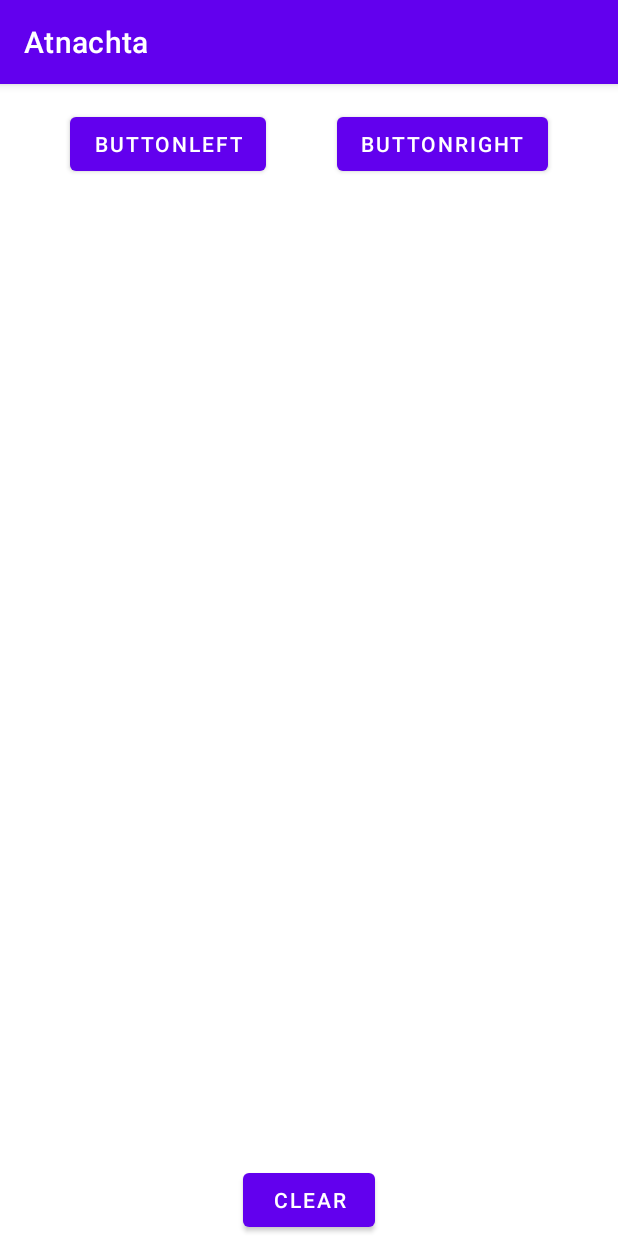
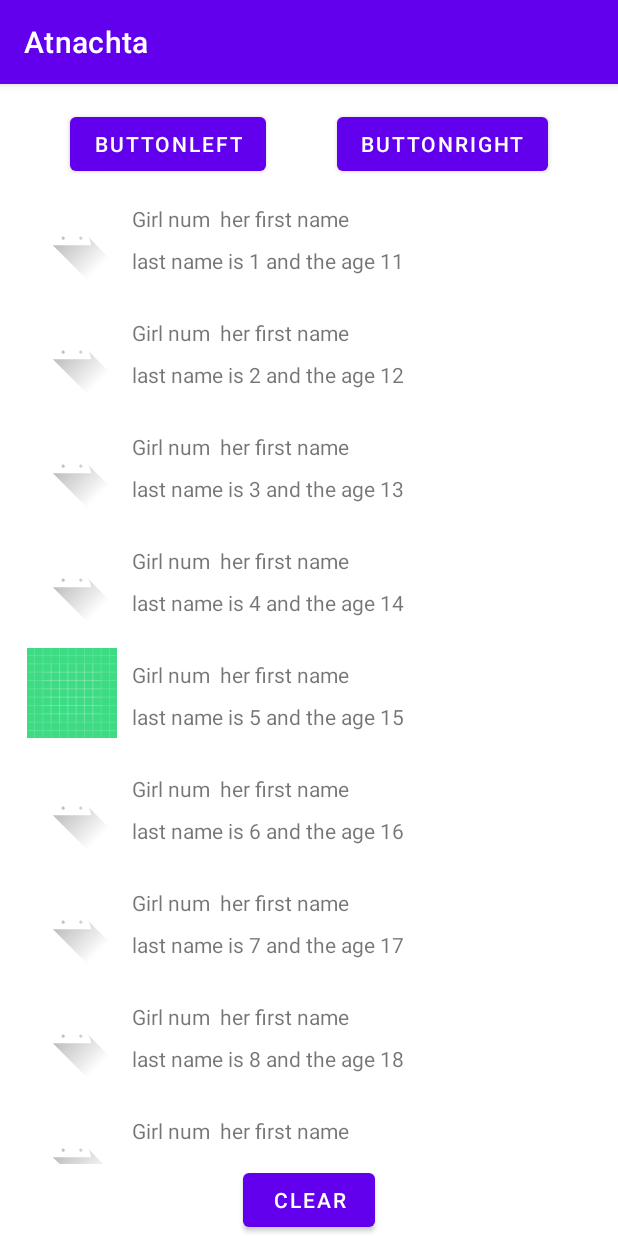
Before and after one commit to eyal-kaufman/AtnachtaApp, an Android app: the fragment RecycleSearch shown on its own in the app's theme, on a phone screen of 412 x 824 dp. Run offline under Robolectric (Android 15) with nearby library versions, the phone set to English and light mode, and no system bars; our stand-ins replace data binding.

Commit message:
succeed creating a demo for recycleview

```diff
--- a/app/src/main/java/com/example/atnachta/MainScreenFrag.kt
+++ b/app/src/main/java/com/example/atnachta/MainScreenFrag.kt
@@ -40,6 +40,7 @@ class MainScreen : Fragment() {
         // Inflate the layout for this fragment
         val binding = DataBindingUtil.inflate<FragmentMainScreenBinding>(inflater,R.layout.fragment_main_screen,container,false)
         binding.addNewProfileButton.setOnClickListener { view : View -> view.findNavController().navigate(R.id.action_mainScreen_to_newReferenceFragment)}
+        binding.mainScreenSearchButton.setOnClickListener { view : View -> view.findNavController().navigate(R.id.action_mainScreen_to_recycleSearch)}
         return binding.root
     }
 
--- a/app/src/main/java/com/example/atnachta/PersonItemAdapter.kt
+++ b/app/src/main/java/com/example/atnachta/PersonItemAdapter.kt
@@ -1,13 +1,18 @@
 package com.example.atnachta
 
+import android.graphics.Color
+import android.graphics.Color.RED
+import android.hardware.camera2.params.RggbChannelVector.RED
 import android.view.LayoutInflater
+import android.view.View
 import android.view.ViewGroup
+import android.widget.ImageView
 import android.widget.TextView
 import androidx.recyclerview.widget.RecyclerView
 import com.example.atnachta.data.Girl
 
-class PersonItemAdapter: RecyclerView.Adapter<TextItemViewHolder>(){
-    var girlsData = listOf<Girl>()
+class PersonItemAdapter: RecyclerView.Adapter<PersonItemAdapter.ViewHolder>(){
+    var girlsData = mutableListOf<Girl>()
         set(value){
             field = value
             //Note: When notifyDataSetChanged() is called, the RecyclerView redraws the whole list,
@@ -16,16 +21,37 @@ class PersonItemAdapter: RecyclerView.Adapter<TextItemViewHolder>(){
         }
 
     override fun getItemCount() = girlsData.size
-    override fun onBindViewHolder(holder: TextItemViewHolder, position: Int) {
+    override fun onBindViewHolder(holder: ViewHolder , position: Int) {
         val girlItem = girlsData[position]
-        holder.textView.text = girlItem.firstName
+        bind(holder, girlItem)
+//        holder.textView.text = girlItem
+//        if ("2" in girlItem){
+//            holder.textView.setTextColor(Color.RED)
+//        }
     }
 
-    override fun onCreateViewHolder(parent: ViewGroup, viewType: Int): TextItemViewHolder {
-        val layoutInflater = LayoutInflater.from(parent.context)
-        val view = layoutInflater.inflate(R.layout.person_item_view, parent, false) as
-                TextView
-        return TextItemViewHolder(view)
+    private fun bind(holder: ViewHolder, girlItem: Girl) {
+        val res = holder.itemView.context.resources
+        holder.sleepLength.text = "${girlItem.firstName} her first name"
+        holder.quality.text = "last name is ${girlItem.lastName} and the age ${girlItem.age}"
+        holder.qualityImage.setImageResource(when (girlItem.age) {
+            15 -> R.drawable.ic_launcher_background
+            else -> R.drawable.ic_launcher_foreground
+        })
+        holder.qualityImage.setOnClickListener { holder.sleepLength.text = "hsdghdsfjk"}
     }
 
+    override fun onCreateViewHolder(parent: ViewGroup, viewType: Int): ViewHolder {
+        val layoutInflater = LayoutInflater.from(parent.context)
+        val view = layoutInflater.inflate(R.layout.list_item_persons_results, parent, false)
+        return ViewHolder(view)
+    }
+
+    class ViewHolder(itemView: View) : RecyclerView.ViewHolder(itemView){
+        val sleepLength: TextView = itemView.findViewById(R.id.sleep_length)
+        val quality: TextView = itemView.findViewById(R.id.quality_string)
+        val qualityImage: ImageView = itemView.findViewById(R.id.quality_image)
+    }
+
+
 }
--- a/app/src/main/java/com/example/atnachta/RecycleSearchFragment.kt
+++ b/app/src/main/java/com/example/atnachta/RecycleSearchFragment.kt
@@ -6,9 +6,12 @@ import android.view.LayoutInflater
 import android.view.View
 import android.view.ViewGroup
 import android.widget.TextView
+import androidx.core.view.get
 import androidx.databinding.DataBindingUtil
 import androidx.recyclerview.widget.RecyclerView
+import com.example.atnachta.data.Girl
 import com.example.atnachta.databinding.FragmentRecycleSearchBinding
+import java.util.*
 
 // TODO: Rename parameter arguments, choose names that match
 // the fragment initialization parameters, e.g. ARG_ITEM_NUMBER
@@ -25,14 +28,21 @@ class RecycleSearch : Fragment() {
     private var param1: String? = null
     private var param2: String? = null
 
-    lateinit var binding : FragmentRecycleSearchBinding;
-
+    lateinit var binding : FragmentRecycleSearchBinding
+    var exampleList : MutableList<String> = mutableListOf()
+    var girlsList : MutableList<Girl> = mutableListOf()
     override fun onCreate(savedInstanceState: Bundle?) {
         super.onCreate(savedInstanceState)
         arguments?.let {
             param1 = it.getString(ARG_PARAM1)
             param2 = it.getString(ARG_PARAM2)
         }
+        for (i in 1..20){
+            exampleList.add("Word "+i)
+            girlsList.add(Girl("Girl num ",i.toString(), i+10))
+
+        }
+
     }
 
     override fun onCreateView(
@@ -43,6 +53,10 @@ class RecycleSearch : Fragment() {
         val adapter = PersonItemAdapter()
         binding = DataBindingUtil.inflate(inflater,R.layout.fragment_recycle_search,container,false)
         binding.resultList.adapter = adapter
+        adapter.girlsData = girlsList
+//        adapter.girlsData = exampleList
+//        adapter.get
+//        binding.resultList.get()
         return binding.root
     }
 
--- /dev/null
+++ b/app/src/main/res/layout/list_item_persons_results.xml
@@ -0,0 +1,42 @@
+<?xml version="1.0" encoding="utf-8"?>
+<androidx.constraintlayout.widget.ConstraintLayout xmlns:android="http://schemas.android.com/apk/res/android"
+    xmlns:app="http://schemas.android.com/apk/res-auto"
+    xmlns:tools="http://schemas.android.com/tools"
+    android:layout_width="match_parent"
+    android:layout_height="wrap_content">
+
+    <ImageView
+        android:id="@+id/quality_image"
+        android:layout_width="@dimen/icon_size"
+        android:layout_height="60dp"
+        android:layout_marginStart="16dp"
+        android:layout_marginTop="8dp"
+        android:layout_marginBottom="8dp"
+        app:layout_constraintBottom_toBottomOf="parent"
+        app:layout_constraintStart_toStartOf="parent"
+        app:layout_constraintTop_toTopOf="parent"
+        tools:srcCompat="@android:drawable/sym_def_app_icon" />
+
+    <TextView
+        android:id="@+id/sleep_length"
+        android:layout_width="0dp"
+        android:layout_height="20dp"
+        android:layout_marginStart="8dp"
+        android:layout_marginTop="8dp"
+        android:layout_marginEnd="16dp"
+        app:layout_constraintEnd_toEndOf="parent"
+        app:layout_constraintStart_toEndOf="@+id/quality_image"
+        app:layout_constraintTop_toTopOf="@+id/quality_image"
+        tools:text="Wednesday" />
+
+    <TextView
+        android:id="@+id/quality_string"
+        android:layout_width="0dp"
+        android:layout_height="20dp"
+        android:layout_marginTop="8dp"
+        app:layout_constraintEnd_toEndOf="@+id/sleep_length"
+        app:layout_constraintHorizontal_bias="0.0"
+        app:layout_constraintStart_toStartOf="@+id/sleep_length"
+        app:layout_constraintTop_toBottomOf="@+id/sleep_length"
+        tools:text="Excellent!!!" />
+</androidx.constraintlayout.widget.ConstraintLayout>
--- a/app/src/main/res/values/dimens.xml
+++ b/app/src/main/res/values/dimens.xml
@@ -6,4 +6,5 @@
     <dimen name="inputTextPadding">16dp</dimen>
     <dimen name="inputTextPaddingStart">30dp</dimen>
     <dimen name="inputTextPaddingEnd">30dp</dimen>
+    <dimen name="icon_size">64dp</dimen>
 </resources>
```
Also changed, not shown: app/src/main/res/layout/temp_recycle.xml (added, +12 -0 lines), app/src/main/res/navigation/nav_graph.xml (+8 -0 lines), app/src/main/res/values/styles.xml (+7 -0 lines).
